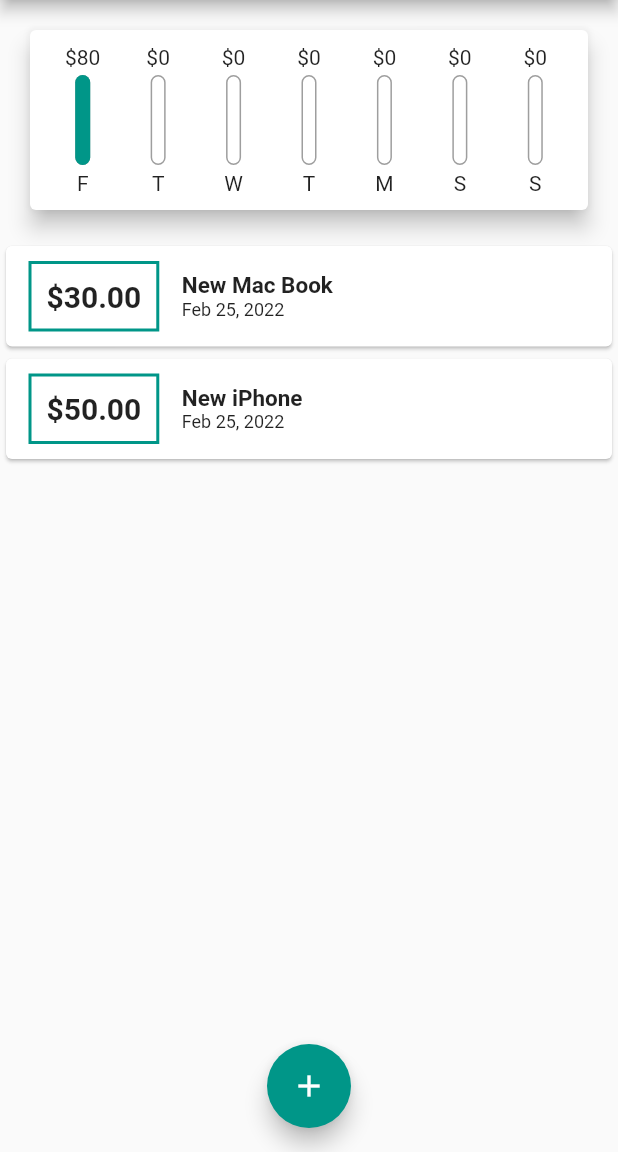
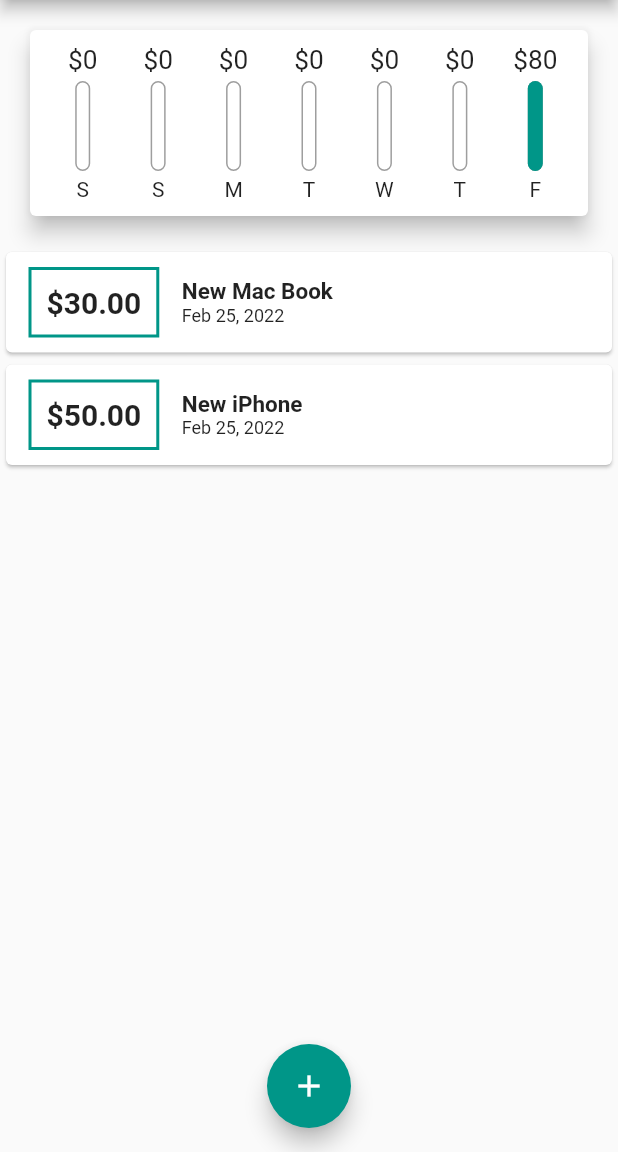
Before and after one commit to famousfishi/planner_world, a Flutter app: the screen it shows after launch, on a phone screen of 412 x 824 dp, the part 84-1236 px from its top. Run offline on Flutter 3.47's test engine with Material 2 defaults, Android fonts, the phone set to English and light mode, and no system bars.

Commit message:
added dynamic sizing using MediaQuery

```diff
--- a/lib/widgets/chart.dart
+++ b/lib/widgets/chart.dart
@@ -27,7 +27,7 @@ class Chart extends StatelessWidget {
         'day': DateFormat.E().format(weekDay).substring(0, 1),
         'amount': totalSum
       };
-    });
+    }).reversed.toList();
   }
 
   double get totalSpending {
@@ -42,7 +42,7 @@ class Chart extends StatelessWidget {
       elevation: 6,
       margin: const EdgeInsets.all(20.0),
       child: SizedBox(
-        width: 300,
+        width: MediaQuery.of(context).size.width * 0.5,
         child: Padding(
           padding: const EdgeInsets.all(10.0),
           child: Row(
--- a/lib/widgets/chart_bar.dart
+++ b/lib/widgets/chart_bar.dart
@@ -12,7 +12,10 @@ class ChartBar extends StatelessWidget {
   Widget build(BuildContext context) {
     return Column(
       children: [
-        Text('\$${spendingAmount.toStringAsFixed(0)}'),
+        SizedBox(
+            height: 20,
+            child: FittedBox(
+                child: Text('\$${spendingAmount.toStringAsFixed(0)}'))),
         const SizedBox(
           height: 4.0,
         ),
--- a/lib/widgets/transaction_list.dart
+++ b/lib/widgets/transaction_list.dart
@@ -11,7 +11,7 @@ class TransactionList extends StatelessWidget {
   @override
   Widget build(BuildContext context) {
     return SizedBox(
-        height: 300,
+        height: MediaQuery.of(context).size.height * 0.4,
         child: transactionList.isEmpty
             ? Column(
                 children: [
```
